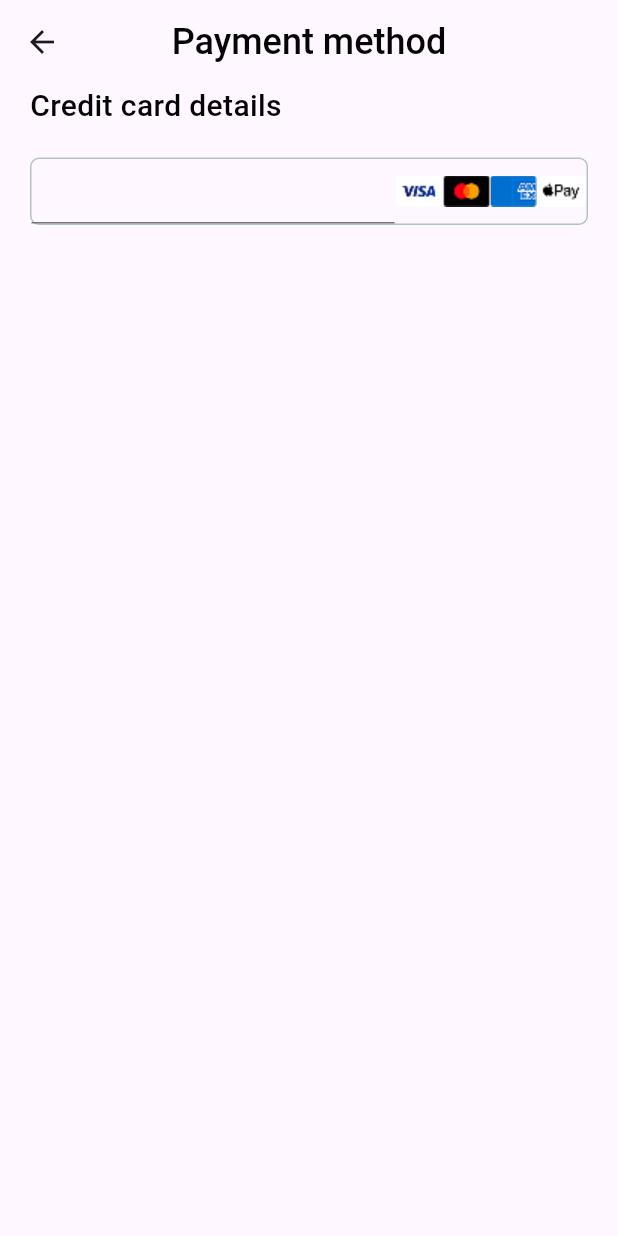
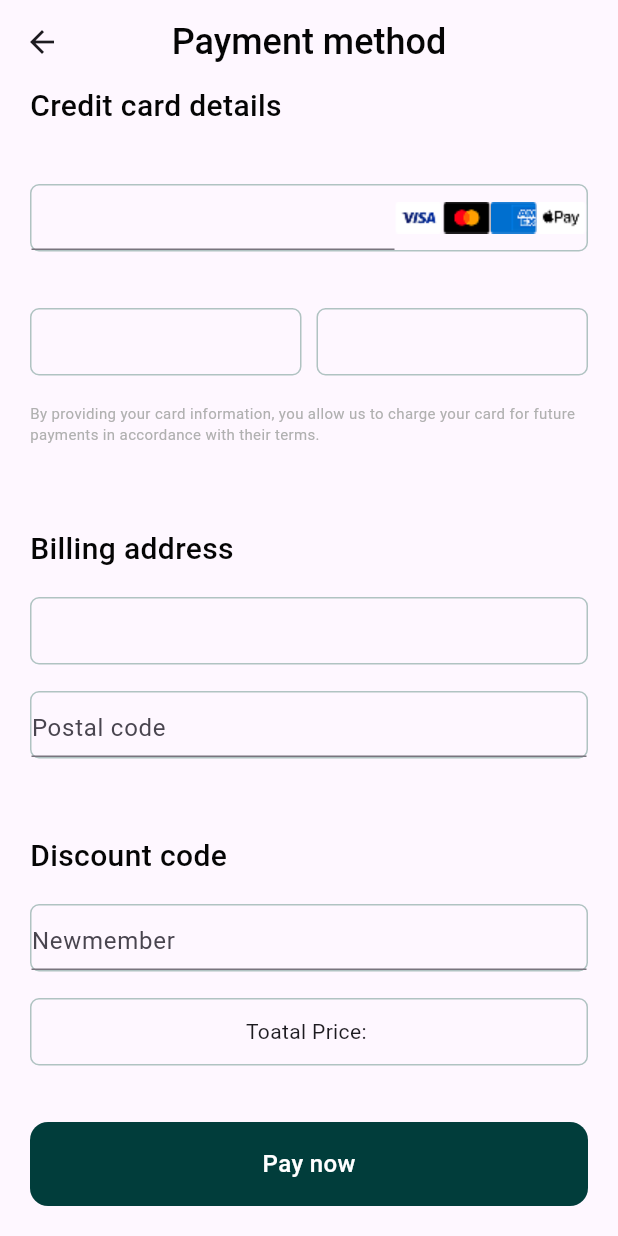
Before and after one commit to rayhantmt/Damaged303, a Flutter app: the PaymentView screen opened directly, on a phone screen of 412 x 824 dp. Run offline on Flutter 3.47's test engine with Material 3 defaults, Android fonts, the phone set to English and light mode, and no system bars; our stand-ins replace get.

Commit message:
started congratulaions view work

```diff
--- /dev/null
+++ b/lib/app/common_widgets/congratulaions_text.dart
@@ -0,0 +1,21 @@
+import 'package:flutter/material.dart';
+
+class CongratulaionsText extends StatelessWidget {
+  const CongratulaionsText({super.key});
+
+  @override
+  Widget build(BuildContext context) {
+    return Column(
+      children: [
+        Text(
+          'Benefits Unlocked:',
+          style: TextStyle(
+            fontWeight: FontWeight.w500,
+            fontSize: 18,
+            color: Color(0xFF050505),
+          ),
+        ),
+      ],
+    );
+  }
+}
--- /dev/null
+++ b/lib/app/modules/congratulaion_screen/congratulation_view.dart
@@ -0,0 +1,35 @@
+import 'package:damaged303/app/common_widgets/button.dart';
+import 'package:damaged303/app/common_widgets/congratulaions_text.dart';
+import 'package:damaged303/app/common_widgets/splash_text.dart';
+import 'package:damaged303/app/utils/app_images.dart';
+import 'package:flutter/material.dart';
+
+class CongratulationView extends StatelessWidget {
+  const CongratulationView({super.key});
+
+  @override
+  Widget build(BuildContext context) {
+    return Scaffold(
+      backgroundColor: Colors.white,
+      body: Column(
+        mainAxisAlignment: MainAxisAlignment.spaceBetween,
+        crossAxisAlignment: CrossAxisAlignment.center,
+        children: [
+          Image.asset(AppImages.congratulations),
+          Text(
+            'Congratulations',
+            style: TextStyle(
+              fontWeight: FontWeight.w600,
+              fontSize: 34,
+              color: Color(0xFF121212),
+            ),
+          ),
+
+          CongratulaionsText(),
+          Button(title: 'Home'),
+          SizedBox(height: 5),
+        ],
+      ),
+    );
+  }
+}
--- a/lib/app/modules/payment/payment_view.dart
+++ b/lib/app/modules/payment/payment_view.dart
@@ -1,5 +1,8 @@
+import 'package:damaged303/app/common_widgets/button.dart';
+import 'package:damaged303/app/modules/congratulaion_screen/congratulation_view.dart';
 import 'package:damaged303/app/utils/app_images.dart';
 import 'package:flutter/material.dart';
+import 'package:get/get.dart';
 
 class PaymentView extends StatefulWidget {
   const PaymentView({super.key});
@@ -25,6 +28,7 @@ class _PaymentViewState extends State<PaymentView> {
       ),
 
       body: Column(
+        mainAxisAlignment: MainAxisAlignment.spaceBetween,
         children: [
           Padding(
             padding: const EdgeInsets.only(left: 20),
@@ -68,6 +72,141 @@ class _PaymentViewState extends State<PaymentView> {
               ),
             ),
           ),
+          Padding(
+            padding: const EdgeInsets.only(left: 20, right: 20),
+            child: Row(
+              mainAxisAlignment: MainAxisAlignment.spaceBetween,
+              children: [
+                Expanded(
+                  child: Container(
+                    height: 45,
+                    decoration: BoxDecoration(
+                      border: Border.all(width: 1, color: Color(0xFFB0C3C2)),
+                      borderRadius: BorderRadius.circular(6),
+                    ),
+                  ),
+                ),
+                SizedBox(width: 10),
+                Expanded(
+                  child: Container(
+                    height: 45,
+                    decoration: BoxDecoration(
+                      border: Border.all(width: 1, color: Color(0xFFB0C3C2)),
+                      borderRadius: BorderRadius.circular(6),
+                    ),
+                  ),
+                ),
+              ],
+            ),
+          ),
+
+          Padding(
+            padding: const EdgeInsets.only(left: 20, right: 20),
+            child: Text(
+              'By providing your card information, you allow us to charge your card for future payments in accordance with their terms.',
+              style: TextStyle(
+                fontWeight: FontWeight.w400,
+                fontSize: 10,
+                color: Color(0xFFB0B0B0),
+              ),
+            ),
+          ),
+
+          SizedBox(height: 20),
+          Padding(
+            padding: const EdgeInsets.only(left: 20),
+            child: Row(
+              mainAxisAlignment: MainAxisAlignment.start,
+              children: [
+                Text(
+                  'Billing address',
+                  style: TextStyle(
+                    fontWeight: FontWeight.w500,
+                    fontSize: 20,
+                    color: Color(0xFF050505),
+                  ),
+                ),
+              ],
+            ),
+          ),
+
+          // SizedBox(height: 10),
+          Padding(
+            padding: const EdgeInsets.only(left: 20, right: 20),
+            child: Container(
+              height: 45,
+              decoration: BoxDecoration(
+                border: Border.all(width: 1, color: Color(0xFFB0C3C2)),
+                borderRadius: BorderRadius.circular(6),
+              ),
+            ),
+          ),
+          // SizedBox(height: 5),
+          Padding(
+            padding: const EdgeInsets.only(left: 20, right: 20),
+            child: Container(
+              child: TextFormField(
+                decoration: InputDecoration(hintText: 'Postal code'),
+              ),
+              height: 45,
+              decoration: BoxDecoration(
+                border: Border.all(width: 1, color: Color(0xFFB0C3C2)),
+                borderRadius: BorderRadius.circular(6),
+              ),
+            ),
+          ),
+          SizedBox(height: 15),
+          Padding(
+            padding: const EdgeInsets.only(left: 20),
+            child: Row(
+              mainAxisAlignment: MainAxisAlignment.start,
+              children: [
+                Text(
+                  "Discount code",
+                  style: TextStyle(
+                    fontWeight: FontWeight.w500,
+                    fontSize: 20,
+                    color: Color(0xFF050505),
+                  ),
+                ),
+              ],
+            ),
+          ),
+          //SizedBox(height: 10),
+          Padding(
+            padding: const EdgeInsets.only(left: 20, right: 20),
+            child: Container(
+              child: TextFormField(
+                decoration: InputDecoration(hintText: 'Newmember'),
+
+                //controller creation left
+              ),
+              height: 45,
+              decoration: BoxDecoration(
+                border: Border.all(width: 1, color: Color(0xFFB0C3C2)),
+                borderRadius: BorderRadius.circular(6),
+              ),
+            ),
+          ),
+
+          Padding(
+            padding: const EdgeInsets.only(left: 20, right: 20),
+            child: Container(
+              child: Center(child: Text('Toatal Price: ')),
+              height: 45,
+              decoration: BoxDecoration(
+                border: Border.all(width: 1, color: Color(0xFFB0C3C2)),
+                borderRadius: BorderRadius.circular(6),
+              ),
+            ),
+          ),
+
+          GestureDetector(
+            onTap: () {
+              Get.to(CongratulationView());
+            },
+            child: Button(title: 'Pay now'),
+          ),
         ],
       ),
     );
--- a/lib/app/utils/app_images.dart
+++ b/lib/app/utils/app_images.dart
@@ -15,4 +15,5 @@ class AppImages {
   static const String mastercard = 'assets/images/mastercard.png';
   static const String american_express = 'assets/images/american_express.png';
   static const String apple_pay = 'assets/images/apple_pay.png';
+  static const String congratulations = 'assets/images/congratulations.png';
 }
```
Also changed, not shown: assets/images/congratulations.png (added).
